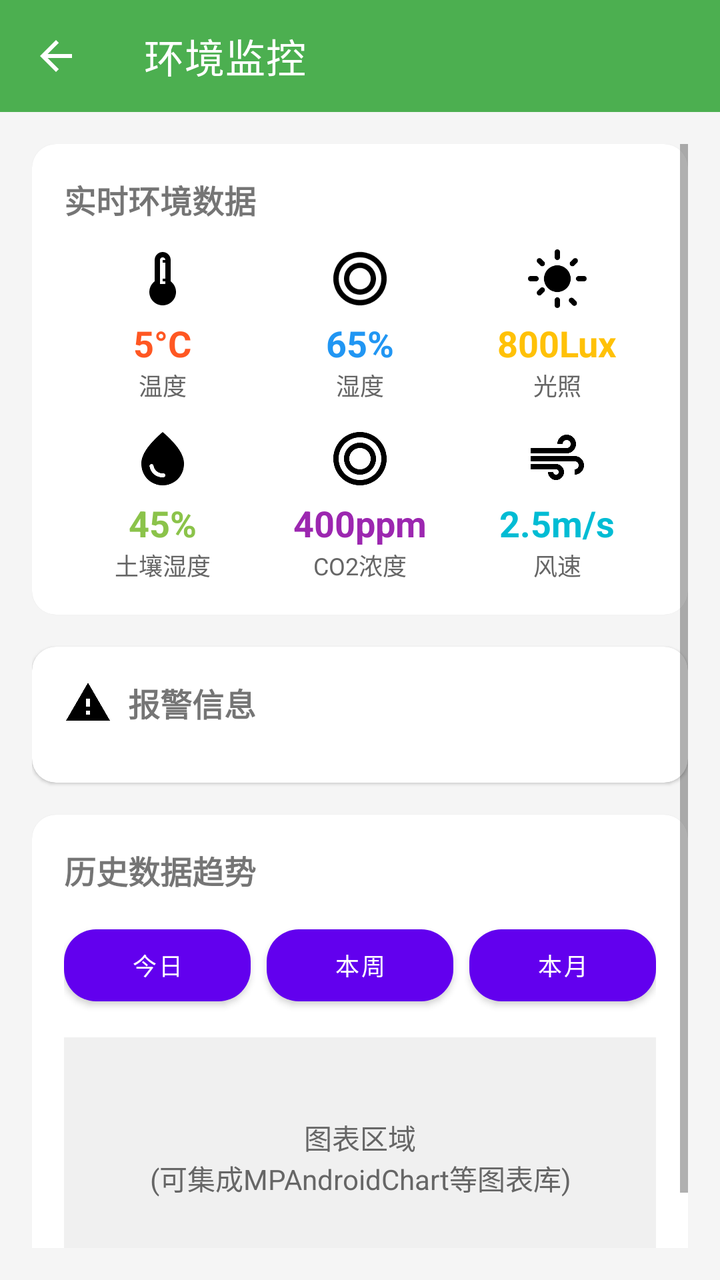
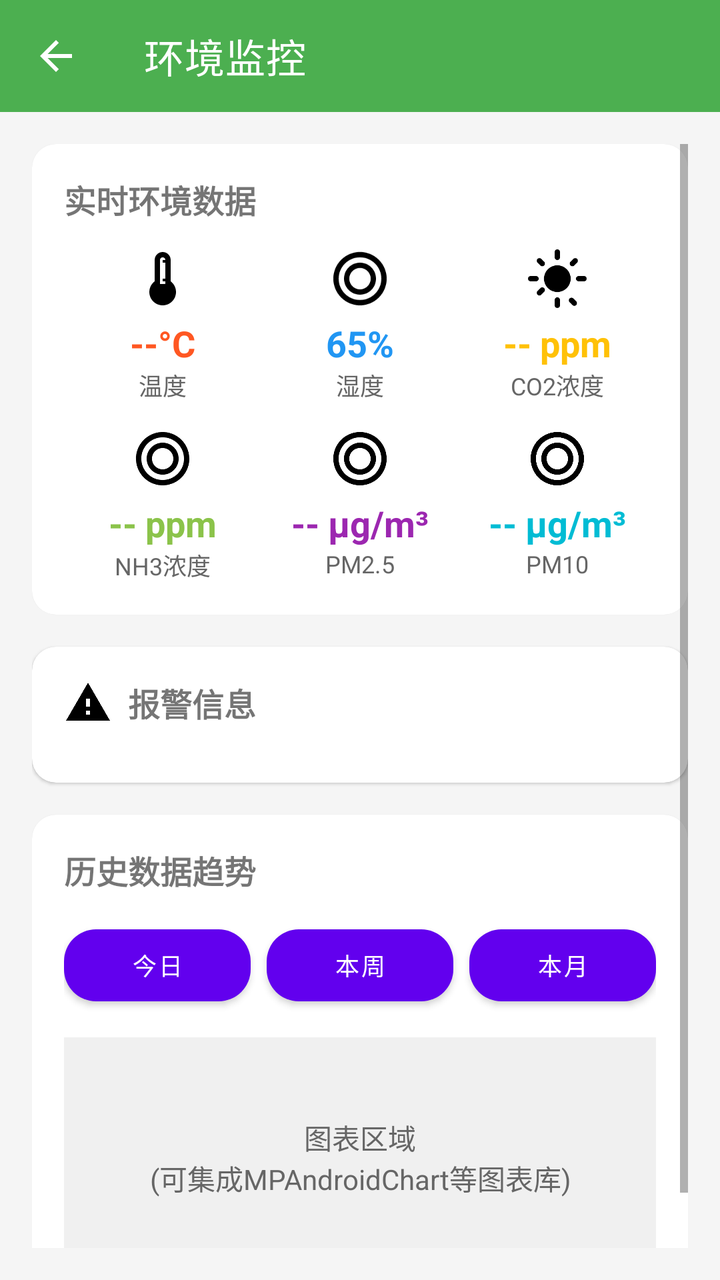

Before-and-after screenshots of an Android layout around one commit, followed by the original layout XML and the change that was made.
<!-- AndroidManifest.xml: application theme Theme.Modelfarm -->
<!-- res/layout/activity_environment_monitoring_enhanced.xml -->
<?xml version="1.0" encoding="utf-8"?>
<LinearLayout xmlns:android="http://schemas.android.com/apk/res/android"
    xmlns:app="http://schemas.android.com/apk/res-auto"
    android:layout_width="match_parent"
    android:layout_height="match_parent"
    android:orientation="vertical"
    android:background="#F5F5F5"
              android:fitsSystemWindows="true">

    
    <com.google.android.material.appbar.MaterialToolbar
        android:id="@+id/toolbar"
        android:layout_width="match_parent"
        android:layout_height="?attr/actionBarSize"
        android:background="@color/material_dynamic_primary"
        app:title="环境监控"
        app:titleTextColor="@android:color/white"
        app:navigationIcon="@drawable/ic_arrow_back"
        app:navigationIconTint="@android:color/white" />

    <ScrollView
        android:layout_width="match_parent"
        android:layout_height="match_parent"
        android:padding="16dp">

        <LinearLayout
            android:layout_width="match_parent"
            android:layout_height="wrap_content"
            android:orientation="vertical">

            
            <com.google.android.material.card.MaterialCardView
                android:layout_width="match_parent"
                android:layout_height="wrap_content"
                android:layout_marginBottom="16dp"
                app:cardCornerRadius="12dp">

                <LinearLayout
                    android:layout_width="match_parent"
                    android:layout_height="wrap_content"
                    android:orientation="vertical"
                    android:padding="16dp">

                    <TextView
                        android:layout_width="wrap_content"
                        android:layout_height="wrap_content"
                        android:text="实时环境数据"
                        android:textSize="16sp"
                        android:textStyle="bold"
                        android:layout_marginBottom="12dp" />

                    
                    <LinearLayout
                        android:layout_width="match_parent"
                        android:layout_height="wrap_content"
                        android:orientation="horizontal"
                        android:layout_marginBottom="12dp">

                        <LinearLayout
                            android:layout_width="0dp"
                            android:layout_height="wrap_content"
                            android:layout_weight="1"
                            android:orientation="vertical"
                            android:gravity="center">

                            <ImageView
                                android:layout_width="32dp"
                                android:layout_height="32dp"
                                android:src="@drawable/ic_thermometer"
                                android:contentDescription="温度" />

                            <TextView
                                android:id="@+id/tv_temperature"
                                android:layout_width="wrap_content"
                                android:layout_height="wrap_content"
                                android:text="5°C"
                                android:textSize="18sp"
                                android:textStyle="bold"
                                android:textColor="#FF5722"
                                android:layout_marginTop="4dp" />

                            <TextView
                                android:layout_width="wrap_content"
                                android:layout_height="wrap_content"
                                android:text="温度"
                                android:textSize="12sp"
                                android:textColor="#666666" />

                        </LinearLayout>

                        <LinearLayout
                            android:layout_width="0dp"
                            android:layout_height="wrap_content"
                            android:layout_weight="1"
                            android:orientation="vertical"
                            android:gravity="center">

                            <ImageView
                                android:layout_width="32dp"
                                android:layout_height="32dp"
                                android:src="@drawable/ic_humidity"
                                android:contentDescription="湿度" />

                            <TextView
                                android:id="@+id/tv_humidity"
                                android:layout_width="wrap_content"
                                android:layout_height="wrap_content"
                                android:text="65%"
                                android:textSize="18sp"
                                android:textStyle="bold"
                                android:textColor="#2196F3"
                                android:layout_marginTop="4dp" />

                            <TextView
                                android:layout_width="wrap_content"
                                android:layout_height="wrap_content"
                                android:text="湿度"
                                android:textSize="12sp"
                                android:textColor="#666666" />

                        </LinearLayout>

                        <LinearLayout
                            android:layout_width="0dp"
                            android:layout_height="wrap_content"
                            android:layout_weight="1"
                            android:orientation="vertical"
                            android:gravity="center">

                            <ImageView
                                android:layout_width="32dp"
                                android:layout_height="32dp"
                                android:src="@drawable/ic_light"
                                android:contentDescription="光照" />

                            <TextView
                                android:id="@+id/tv_light"
                                android:layout_width="wrap_content"
                                android:layout_height="wrap_content"
                                android:text="800Lux"
                                android:textSize="18sp"
                                android:textStyle="bold"
                                android:textColor="#FFC107"
                                android:layout_marginTop="4dp" />

                            <TextView
                                android:layout_width="wrap_content"
                                android:layout_height="wrap_content"
                                android:text="光照"
                                android:textSize="12sp"
                                android:textColor="#666666" />

                        </LinearLayout>

                    </LinearLayout>

                    
                    <LinearLayout
                        android:layout_width="match_parent"
                        android:layout_height="wrap_content"
                        android:orientation="horizontal">

                        <LinearLayout
                            android:layout_width="0dp"
                            android:layout_height="wrap_content"
                            android:layout_weight="1"
                            android:orientation="vertical"
                            android:gravity="center">

                            <ImageView
                                android:layout_width="32dp"
                                android:layout_height="32dp"
                                android:src="@drawable/ic_water_drop"
                                android:contentDescription="土壤湿度" />

                            <TextView
                                android:id="@+id/tv_soil_humidity"
                                android:layout_width="wrap_content"
                                android:layout_height="wrap_content"
                                android:text="45%"
                                android:textSize="18sp"
                                android:textStyle="bold"
                                android:textColor="#8BC34A"
                                android:layout_marginTop="4dp" />

                            <TextView
                                android:layout_width="wrap_content"
                                android:layout_height="wrap_content"
                                android:text="土壤湿度"
                                android:textSize="12sp"
                                android:textColor="#666666" />

                        </LinearLayout>

                        <LinearLayout
                            android:layout_width="0dp"
                            android:layout_height="wrap_content"
                            android:layout_weight="1"
                            android:orientation="vertical"
                            android:gravity="center">

                            <ImageView
                                android:layout_width="32dp"
                                android:layout_height="32dp"
                                android:src="@drawable/ic_air_quality"
                                android:contentDescription="CO2浓度" />

                            <TextView
                                android:id="@+id/tv_co2"
                                android:layout_width="wrap_content"
                                android:layout_height="wrap_content"
                                android:text="400ppm"
                                android:textSize="18sp"
                                android:textStyle="bold"
                                android:textColor="#9C27B0"
                                android:layout_marginTop="4dp" />

                            <TextView
                                android:layout_width="wrap_content"
                                android:layout_height="wrap_content"
                                android:text="CO2浓度"
                                android:textSize="12sp"
                                android:textColor="#666666" />

                        </LinearLayout>

                        <LinearLayout
                            android:layout_width="0dp"
                            android:layout_height="wrap_content"
                            android:layout_weight="1"
                            android:orientation="vertical"
                            android:gravity="center">

                            <ImageView
                                android:layout_width="32dp"
                                android:layout_height="32dp"
                                android:src="@drawable/ic_wind"
                                android:contentDescription="风速" />

                            <TextView
                                android:id="@+id/tv_wind_speed"
                                android:layout_width="wrap_content"
                                android:layout_height="wrap_content"
                                android:text="2.5m/s"
                                android:textSize="18sp"
                                android:textStyle="bold"
                                android:textColor="#00BCD4"
                                android:layout_marginTop="4dp" />

                            <TextView
                                android:layout_width="wrap_content"
                                android:layout_height="wrap_content"
                                android:text="风速"
                                android:textSize="12sp"
                                android:textColor="#666666" />

                        </LinearLayout>

                    </LinearLayout>

                </LinearLayout>
            </com.google.android.material.card.MaterialCardView>

            
            <com.google.android.material.card.MaterialCardView
                android:layout_width="match_parent"
                android:layout_height="wrap_content"
                android:layout_marginBottom="16dp"
                app:cardCornerRadius="12dp">

                <LinearLayout
                    android:layout_width="match_parent"
                    android:layout_height="wrap_content"
                    android:orientation="vertical"
                    android:padding="16dp">

                    <LinearLayout
                        android:layout_width="match_parent"
                        android:layout_height="wrap_content"
                        android:orientation="horizontal"
                        android:gravity="center_vertical"
                        android:layout_marginBottom="12dp">

                        <ImageView
                            android:layout_width="24dp"
                            android:layout_height="24dp"
                            android:src="@drawable/ic_warning"
                            android:contentDescription="报警" />

                        <TextView
                            android:layout_width="wrap_content"
                            android:layout_height="wrap_content"
                            android:text="报警信息"
                            android:textSize="16sp"
                            android:textStyle="bold"
                            android:layout_marginStart="8dp" />

                    </LinearLayout>

                    <androidx.recyclerview.widget.RecyclerView
                        android:id="@+id/rv_alerts"
                        android:layout_width="match_parent"
                        android:layout_height="wrap_content" />

                </LinearLayout>
            </com.google.android.material.card.MaterialCardView>

            
            <com.google.android.material.card.MaterialCardView
                android:layout_width="match_parent"
                android:layout_height="wrap_content"
                android:layout_marginBottom="16dp"
                app:cardCornerRadius="12dp">

                <LinearLayout
                    android:layout_width="match_parent"
                    android:layout_height="wrap_content"
                    android:orientation="vertical"
                    android:padding="16dp">

                    <TextView
                        android:layout_width="wrap_content"
                        android:layout_height="wrap_content"
                        android:text="历史数据趋势"
                        android:textSize="16sp"
                        android:textStyle="bold"
                        android:layout_marginBottom="12dp" />

                    <LinearLayout
                        android:layout_width="match_parent"
                        android:layout_height="wrap_content"
                        android:orientation="horizontal">

                        <com.google.android.material.button.MaterialButton
                            android:id="@+id/btn_today"
                            android:layout_width="0dp"
                            android:layout_height="wrap_content"
                            android:layout_weight="1"
                            android:text="今日"
                            android:textSize="12sp"
                            app:cornerRadius="16dp"
                            android:layout_marginEnd="4dp" />

                        <com.google.android.material.button.MaterialButton
                            android:id="@+id/btn_week"
                            android:layout_width="0dp"
                            android:layout_height="wrap_content"
                            android:layout_weight="1"
                            android:text="本周"
                            android:textSize="12sp"
                            app:cornerRadius="16dp"
                            android:layout_marginStart="4dp"
                            android:layout_marginEnd="4dp" />

                        <com.google.android.material.button.MaterialButton
                            android:id="@+id/btn_month"
                            android:layout_width="0dp"
                            android:layout_height="wrap_content"
                            android:layout_weight="1"
                            android:text="本月"
                            android:textSize="12sp"
                            app:cornerRadius="16dp"
                            android:layout_marginStart="4dp" />

                    </LinearLayout>

                    
                    <TextView
                        android:layout_width="match_parent"
                        android:layout_height="120dp"
                        android:text="图表区域\n(可集成MPAndroidChart等图表库)"
                        android:textAlignment="center"
                        android:gravity="center"
                        android:textColor="#666666"
                        android:background="#F0F0F0"
                        android:layout_marginTop="12dp" />

                </LinearLayout>
            </com.google.android.material.card.MaterialCardView>

        </LinearLayout>

    </ScrollView>

</LinearLayout>
<!-- resources referenced by this layout -->
<resources>
  <color name="material_dynamic_primary">#4CAF50</color>
  <!-- drawable ic_arrow_back (drawable) -->
  <vector xmlns:android="http://schemas.android.com/apk/res/android"
      android:width="24dp"
      android:height="24dp"
      android:viewportWidth="24"
      android:viewportHeight="24"
      android:tint="?attr/colorOnSurface">
    <path
        android:fillColor="@android:color/white"
        android:pathData="M20,11H7.83l5.59,-5.59L12,4l-8,8 8,8 1.41,-1.41L7.83,13H20v-2z"/>
  </vector>
  <!-- drawable ic_humidity (drawable) -->
  <vector xmlns:android="http://schemas.android.com/apk/res/android"
      android:width="24dp"
      android:height="24dp"
      android:viewportWidth="24"
      android:viewportHeight="24"
      android:tint="?attr/colorOnSurface">
    <path
        android:fillColor="@android:color/white"
        android:pathData="M12,2C6.48,2 2,6.48 2,12s4.48,10 10,10 10,-4.48 10,-10S17.52,2 12,2zM12,20c-4.41,0 -8,-3.59 -8,-8s3.59,-8 8,-8 8,3.59 8,8 -3.59,8 -8,8zM12,6c-3.31,0 -6,2.69 -6,6s2.69,6 6,6 6,-2.69 6,-6 -2.69,-6 -6,-6zM12,16c-2.21,0 -4,-1.79 -4,-4s1.79,-4 4,-4 4,1.79 4,4 -1.79,4 -4,4z"/>
  </vector>
  <!-- drawable ic_thermometer (drawable) -->
  <vector xmlns:android="http://schemas.android.com/apk/res/android"
      android:width="24dp"
      android:height="24dp"
      android:viewportWidth="24"
      android:viewportHeight="24"
      android:tint="?attr/colorOnSurface">
    <path
        android:fillColor="@android:color/white"
        android:pathData="M15,13V5c0,-1.66 -1.34,-3 -3,-3S9,3.34 9,5v8c-1.21,0.91 -2,2.37 -2,4c0,2.76 2.24,5 5,5s5,-2.24 5,-5C17,15.37 16.21,13.91 15,13zM11,5c0,-0.55 0.45,-1 1,-1s1,0.45 1,1h-1v1h1v6h-1v1h1v1h-2V5z"/>
  </vector>
  <!-- drawable ic_warning (drawable) -->
  <vector xmlns:android="http://schemas.android.com/apk/res/android"
      android:width="24dp"
      android:height="24dp"
      android:viewportWidth="24"
      android:viewportHeight="24"
      android:tint="?attr/colorOnSurface">
    <path
        android:fillColor="@android:color/white"
        android:pathData="M1,21h22L12,2 1,21zM13,18h-2v-2h2v2zM13,14h-2v-4h2v4z"/>
  </vector>
  <!-- drawable ic_water_drop (drawable) -->
  <vector xmlns:android="http://schemas.android.com/apk/res/android"
      android:width="24dp"
      android:height="24dp"
      android:viewportWidth="24"
      android:viewportHeight="24"
      android:tint="?attr/colorOnSurface">
    <path
        android:fillColor="@android:color/white"
        android:pathData="M12,2c-5.33,4.55 -8,8.48 -8,11.8 0,4.98 3.8,8.2 8,8.2s8,-3.22 8,-8.2c0,-3.32 -2.67,-7.25 -8,-11.8zM7.83,14c0.37,0 0.67,0.26 0.74,0.62 0.41,2.22 2.28,2.98 3.64,2.87 0.43,-0.02 0.79,0.32 0.79,0.75 0,0.4 -0.32,0.73 -0.72,0.75 -2.13,0.13 -4.62,-1.09 -5.19,-4.12C7.01,14.42 7.37,14 7.83,14z"/>
  </vector>
  <!-- drawable ic_wind (drawable) -->
  <vector xmlns:android="http://schemas.android.com/apk/res/android"
      android:width="24dp"
      android:height="24dp"
      android:viewportWidth="24"
      android:viewportHeight="24"
      android:tint="?attr/colorOnSurface">
    <path
        android:fillColor="@android:color/white"
        android:pathData="M14.5,17c0,1.65 -1.35,3 -3,3s-3,-1.35 -3,-3h2c0,0.55 0.45,1 1,1s1,-0.45 1,-1 -0.45,-1 -1,-1H2v-2h9.5c1.65,0 3,1.35 3,3zM19,6.5C19,4.57 17.43,3 15.5,3S12,4.57 12,6.5h2C14,5.67 14.67,5 15.5,5S17,5.67 17,6.5 16.33,8 15.5,8H2v2h13.5c1.93,0 3.5,-1.57 3.5,-3.5zM18.5,11H2v2h16.5c0.83,0 1.5,0.67 1.5,1.5s-0.67,1.5 -1.5,1.5v2c1.93,0 3.5,-1.57 3.5,-3.5S20.43,11 18.5,11z"/>
  </vector>
  <style name="Theme.Modelfarm" parent="Theme.MaterialComponents.Light.NoActionBar" />
  <!-- unchanged entries left out for length: 2 -->
</resources>

<!-- the commit's change to res/layout/activity_environment_monitoring_enhanced.xml (unified diff, before → after) -->
@@ -73,7 +73,7 @@
                                 android:id="@+id/tv_temperature"
                                 android:layout_width="wrap_content"
                                 android:layout_height="wrap_content"
-                                android:text="5°C"
+                                android:text="--°C"
                                 android:textSize="18sp"
                                 android:textStyle="bold"
                                 android:textColor="#FF5722"
@@ -131,13 +131,13 @@
                                 android:layout_width="32dp"
                                 android:layout_height="32dp"
                                 android:src="@drawable/ic_light"
-                                android:contentDescription="光照" />
-
-                            <TextView
-                                android:id="@+id/tv_light"
-                                android:layout_width="wrap_content"
-                                android:layout_height="wrap_content"
-                                android:text="800Lux"
+                                android:contentDescription="CO2浓度" />
+
+                            <TextView
+                                android:id="@+id/tv_co2"
+                                android:layout_width="wrap_content"
+                                android:layout_height="wrap_content"
+                                android:text="-- ppm"
                                 android:textSize="18sp"
                                 android:textStyle="bold"
                                 android:textColor="#FFC107"
@@ -146,7 +146,7 @@
                             <TextView
                                 android:layout_width="wrap_content"
                                 android:layout_height="wrap_content"
-                                android:text="光照"
+                                android:text="CO2浓度"
                                 android:textSize="12sp"
                                 android:textColor="#666666" />
 
@@ -170,14 +170,14 @@
                             <ImageView
                                 android:layout_width="32dp"
                                 android:layout_height="32dp"
-                                android:src="@drawable/ic_water_drop"
-                                android:contentDescription="土壤湿度" />
-
-                            <TextView
-                                android:id="@+id/tv_soil_humidity"
-                                android:layout_width="wrap_content"
-                                android:layout_height="wrap_content"
-                                android:text="45%"
+                                android:src="@drawable/ic_air_quality"
+                                android:contentDescription="NH3浓度" />
+
+                            <TextView
+                                android:id="@+id/tv_nh3"
+                                android:layout_width="wrap_content"
+                                android:layout_height="wrap_content"
+                                android:text="-- ppm"
                                 android:textSize="18sp"
                                 android:textStyle="bold"
                                 android:textColor="#8BC34A"
@@ -186,7 +186,7 @@
                             <TextView
                                 android:layout_width="wrap_content"
                                 android:layout_height="wrap_content"
-                                android:text="土壤湿度"
+                                android:text="NH3浓度"
                                 android:textSize="12sp"
                                 android:textColor="#666666" />
 
@@ -203,13 +203,13 @@
                                 android:layout_width="32dp"
                                 android:layout_height="32dp"
                                 android:src="@drawable/ic_air_quality"
-                                android:contentDescription="CO2浓度" />
-
-                            <TextView
-                                android:id="@+id/tv_co2"
-                                android:layout_width="wrap_content"
-                                android:layout_height="wrap_content"
-                                android:text="400ppm"
+                                android:contentDescription="PM2.5浓度" />
+
+                            <TextView
+                                android:id="@+id/tv_pm25"
+                                android:layout_width="wrap_content"
+                                android:layout_height="wrap_content"
+                                android:text="-- μg/m³"
                                 android:textSize="18sp"
                                 android:textStyle="bold"
                                 android:textColor="#9C27B0"
@@ -218,30 +218,30 @@
                             <TextView
                                 android:layout_width="wrap_content"
                                 android:layout_height="wrap_content"
-                                android:text="CO2浓度"
-                                android:textSize="12sp"
-                                android:textColor="#666666" />
-
-                        </LinearLayout>
-
-                        <LinearLayout
-                            android:layout_width="0dp"
-                            android:layout_height="wrap_content"
-                            android:layout_weight="1"
-                            android:orientation="vertical"
-                            android:gravity="center">
-
-                            <ImageView
-                                android:layout_width="32dp"
-                                android:layout_height="32dp"
-                                android:src="@drawable/ic_wind"
-                                android:contentDescription="风速" />
-
-                            <TextView
-                                android:id="@+id/tv_wind_speed"
-                                android:layout_width="wrap_content"
-                                android:layout_height="wrap_content"
-                                android:text="2.5m/s"
+                                android:text="PM2.5"
+                                android:textSize="12sp"
+                                android:textColor="#666666" />
+
+                        </LinearLayout>
+
+                        <LinearLayout
+                            android:layout_width="0dp"
+                            android:layout_height="wrap_content"
+                            android:layout_weight="1"
+                            android:orientation="vertical"
+                            android:gravity="center">
+
+                            <ImageView
+                                android:layout_width="32dp"
+                                android:layout_height="32dp"
+                                android:src="@drawable/ic_air_quality"
+                                android:contentDescription="PM10浓度" />
+
+                            <TextView
+                                android:id="@+id/tv_pm10"
+                                android:layout_width="wrap_content"
+                                android:layout_height="wrap_content"
+                                android:text="-- μg/m³"
                                 android:textSize="18sp"
                                 android:textStyle="bold"
                                 android:textColor="#00BCD4"
@@ -250,7 +250,7 @@
                             <TextView
                                 android:layout_width="wrap_content"
                                 android:layout_height="wrap_content"
-                                android:text="风速"
+                                android:text="PM10"
                                 android:textSize="12sp"
                                 android:textColor="#666666" />
 
<!-- resource entries referenced after the edit -->
@@ -45,28 +45,6 @@
         android:fillColor="@android:color/white"
         android:pathData="M1,21h22L12,2 1,21zM13,18h-2v-2h2v2zM13,14h-2v-4h2v4z"/>
   </vector>
-  <!-- drawable ic_water_drop (drawable) -->
-  <vector xmlns:android="http://schemas.android.com/apk/res/android"
-      android:width="24dp"
-      android:height="24dp"
-      android:viewportWidth="24"
-      android:viewportHeight="24"
-      android:tint="?attr/colorOnSurface">
-    <path
-        android:fillColor="@android:color/white"
-        android:pathData="M12,2c-5.33,4.55 -8,8.48 -8,11.8 0,4.98 3.8,8.2 8,8.2s8,-3.22 8,-8.2c0,-3.32 -2.67,-7.25 -8,-11.8zM7.83,14c0.37,0 0.67,0.26 0.74,0.62 0.41,2.22 2.28,2.98 3.64,2.87 0.43,-0.02 0.79,0.32 0.79,0.75 0,0.4 -0.32,0.73 -0.72,0.75 -2.13,0.13 -4.62,-1.09 -5.19,-4.12C7.01,14.42 7.37,14 7.83,14z"/>
-  </vector>
-  <!-- drawable ic_wind (drawable) -->
-  <vector xmlns:android="http://schemas.android.com/apk/res/android"
-      android:width="24dp"
-      android:height="24dp"
-      android:viewportWidth="24"
-      android:viewportHeight="24"
-      android:tint="?attr/colorOnSurface">
-    <path
-        android:fillColor="@android:color/white"
-        android:pathData="M14.5,17c0,1.65 -1.35,3 -3,3s-3,-1.35 -3,-3h2c0,0.55 0.45,1 1,1s1,-0.45 1,-1 -0.45,-1 -1,-1H2v-2h9.5c1.65,0 3,1.35 3,3zM19,6.5C19,4.57 17.43,3 15.5,3S12,4.57 12,6.5h2C14,5.67 14.67,5 15.5,5S17,5.67 17,6.5 16.33,8 15.5,8H2v2h13.5c1.93,0 3.5,-1.57 3.5,-3.5zM18.5,11H2v2h16.5c0.83,0 1.5,0.67 1.5,1.5s-0.67,1.5 -1.5,1.5v2c1.93,0 3.5,-1.57 3.5,-3.5S20.43,11 18.5,11z"/>
-  </vector>
   <style name="Theme.Modelfarm" parent="Theme.MaterialComponents.Light.NoActionBar" />
   <!-- unchanged entries left out for length: 2 -->
 </resources>
